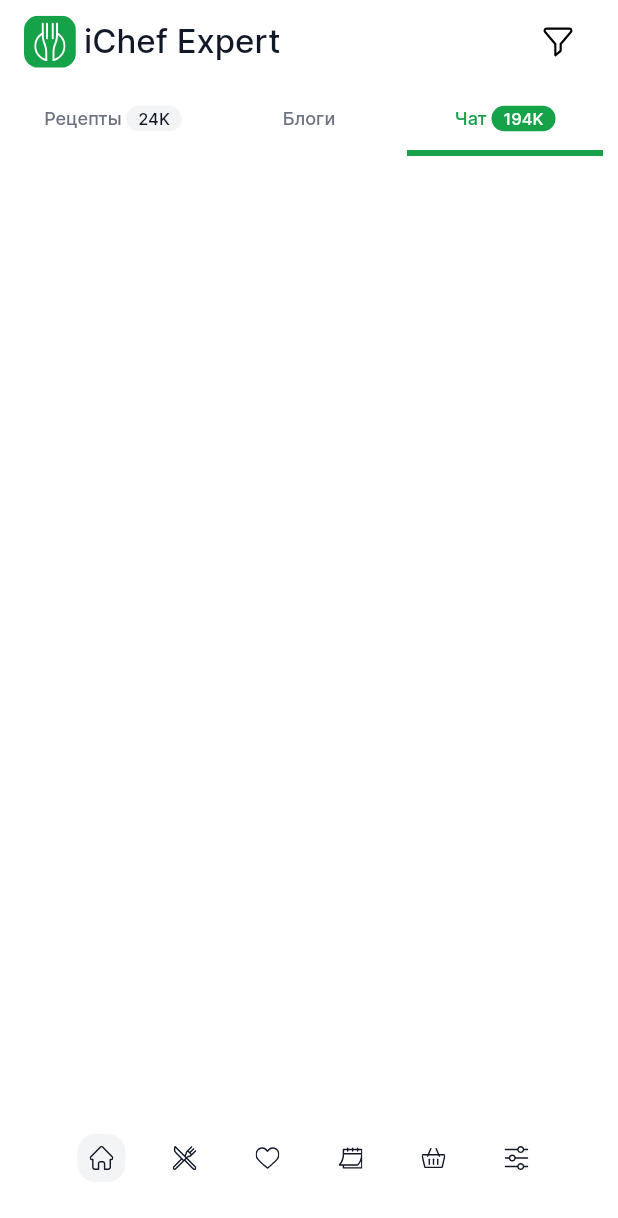
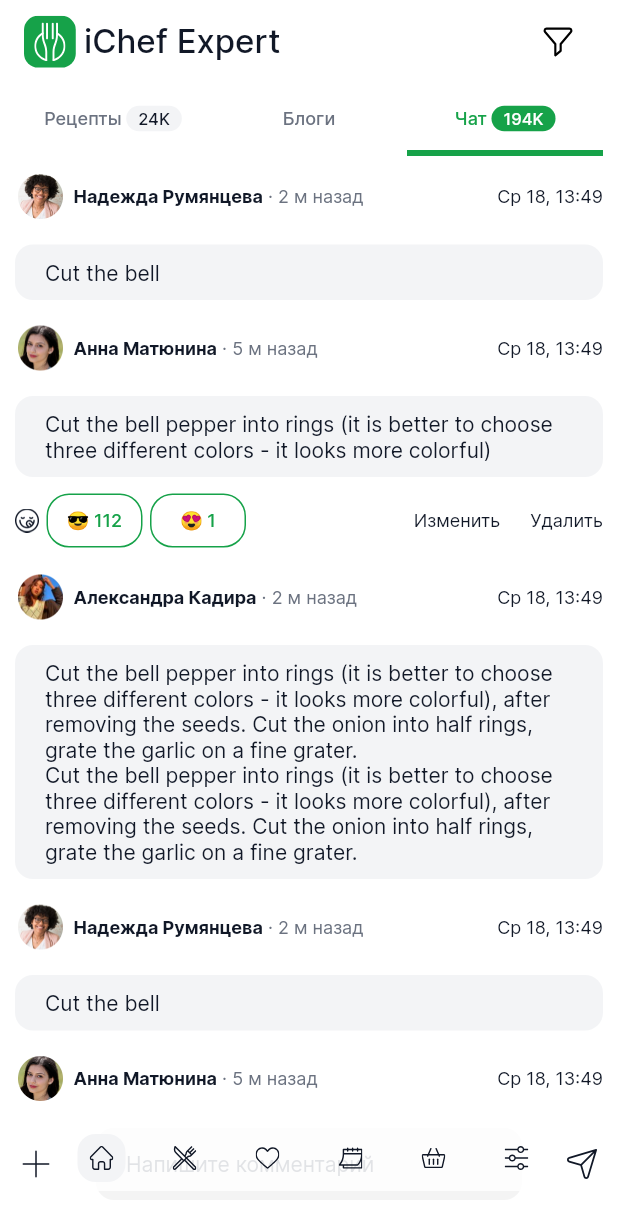
Before and after one commit to Javoh29/iChef, a Flutter app: the screen it shows after launch, tab 3 chosen, on a phone screen of 412 x 824 dp. Shown: the top 1218 px of the screen. Run offline on Flutter 3.47's test engine with Material 2 defaults, Android fonts, the phone set to English and light mode, and no system bars; our stand-ins replace dotted_border, flick_video_player, flutter_slidable, flutter_svg, mask_text_input_formatter, modal_bottom_sheet and 3 more.

Commit message:
added chat page and fixed recipe step pageview

```diff
--- a/lib/config/constants/assets.dart
+++ b/lib/config/constants/assets.dart
@@ -139,6 +139,9 @@ class _Icons extends _AssetsHolder {
 
   String get foodSix => '$basePath/ic_food_six.png';
 
+  String get send => '$basePath/ic_send.svg';
+
+
 
 }
 
--- a/lib/config/constants/local_data.dart
+++ b/lib/config/constants/local_data.dart
@@ -137,6 +137,33 @@ Cut the bell pepper into rings (it is better to choose three different colors -
 Cut the bell pepper into rings (it is better to choose three different colors - it looks more colorful), after removing the seeds. Cut the onion into half rings, grate the garlic on a fine grater.''';
 
 List<Map> userComments = [
+  {
+    "userName": "Надежда Румянцева",
+    "userImage": Assets.images.userAvatar3,
+    "lastSeen": "2 м назад",
+    "time": "Ср 18, 13:49",
+    "chatText": "Cut the bell",
+    "isOwner": false
+  },
+  {
+    "userName": "Анна Матюнина",
+    "userImage": Assets.images.userAvatar4,
+    "lastSeen": "5 м назад",
+    "time": "Ср 18, 13:49",
+    "chatText":
+        "Cut the bell pepper into rings (it is better to choose three different colors - it looks more colorful)",
+    "isOwner": true
+  },
+  {
+    "userName": "Александра Кадира",
+    "userImage": Assets.images.userAvatar5,
+    "lastSeen": "2 м назад",
+    "time": "Ср 18, 13:49",
+    "chatText":
+        '''Cut the bell pepper into rings (it is better to choose three different colors - it looks more colorful), after removing the seeds. Cut the onion into half rings, grate the garlic on a fine grater.
+Cut the bell pepper into rings (it is better to choose three different colors - it looks more colorful), after removing the seeds. Cut the onion into half rings, grate the garlic on a fine grater.''',
+    "isOwner": false
+  },
   {
     "userName": "Надежда Румянцева",
     "userImage": Assets.images.userAvatar3,
--- /dev/null
+++ b/lib/presentation/pages/home/chat_page.dart
@@ -0,0 +1,42 @@
+import 'package:flutter/material.dart';
+
+import '../../../config/constants/local_data.dart';
+import '../../widgets/bottom_textfield_widget.dart';
+import '../../widgets/chat_comment_widget.dart';
+
+class ChatPage extends StatefulWidget {
+  const ChatPage({Key? key}) : super(key: key);
+
+  @override
+  State<ChatPage> createState() => _ChatPageState();
+}
+
+class _ChatPageState extends State<ChatPage> {
+  @override
+  Widget build(BuildContext context) {
+    return Scaffold(
+      body: Stack(
+        children: [
+          ListView(
+            padding: const EdgeInsets.symmetric(horizontal: 10),
+            children: [
+              ...userComments.map(
+                (userComment) {
+                  return ChatCommentWidget(
+                    userName: userComment["userName"],
+                    userImage: userComment["userImage"],
+                    lastSeen: userComment["lastSeen"],
+                    time: userComment["time"],
+                    chatText: userComment["chatText"],
+                    isOwner: userComment["isOwner"],
+                  );
+                },
+              )
+            ],
+          ),
+          const BottomTextFiledWidget(),
+        ],
+      ),
+    );
+  }
+}
--- a/lib/presentation/pages/home/home_page.dart
+++ b/lib/presentation/pages/home/home_page.dart
@@ -7,6 +7,7 @@ import 'package:ichef/presentation/pages/home/recipes_tab_page.dart';
 import 'package:ichef/presentation/pages/product/product_info_page.dart';
 
 import '../../components/custom_badge.dart';
+import 'chat_page.dart';
 
 class HomePage extends StatefulWidget {
   const HomePage({Key? key}) : super(key: key);
@@ -47,7 +48,7 @@ class _HomePageState extends State<HomePage> with SingleTickerProviderStateMixin
                 children: [
                   const RecipesTabPage(),
                   Container(),
-                  Container(),
+                  const ChatPage(),
                 ],
               ),
             );
--- a/lib/presentation/pages/home/recipe_step_page.dart
+++ b/lib/presentation/pages/home/recipe_step_page.dart
@@ -15,9 +15,7 @@ import '../../widgets/bottom_textfield_widget.dart';
 import '../../widgets/chat_comment_widget.dart';
 
 class RecipeStep extends StatefulWidget {
-  const RecipeStep(
-      {required this.currentStep, required this.stepsLength, Key? key})
-      : super(key: key);
+  const RecipeStep({required this.currentStep, required this.stepsLength, Key? key}) : super(key: key);
   final int currentStep;
   final int stepsLength;
 
@@ -29,6 +27,7 @@ class _RecipeStepState extends State<RecipeStep> {
   final PanelController _panelController = PanelController();
   final ScrollController _scrollController = ScrollController();
   final GlobalKey<ScaffoldState> _scaffoldKey = GlobalKey();
+  final PageController _pageController = PageController();
   late int currentStep;
   late int stepsLength;
   bool isVisible = true;
@@ -50,6 +49,8 @@ class _RecipeStepState extends State<RecipeStep> {
   @override
   void dispose() {
     _scrollController.dispose();
+    _panelController.close();
+    _pageController.dispose();
     super.dispose();
   }
 
@@ -60,7 +61,11 @@ class _RecipeStepState extends State<RecipeStep> {
       key: _scaffoldKey,
       endDrawer: const IngredientsDrawer(),
       endDrawerEnableOpenDragGesture: false,
-      body: Stack(
+      body: PageView(
+        controller: _pageController,
+        children: List.generate(
+          stepsLength,
+          (index) => Stack(
             children: [
               SlidingUpPanel(
                 onPanelClosed: () {
@@ -102,8 +107,7 @@ class _RecipeStepState extends State<RecipeStep> {
                           height: 32,
                           borderRadius: 12,
                           isActive: true,
-                      textStyle: AppTextStyles.b4DemiBold
-                          .copyWith(color: AppColors.primaryLight.shade100),
+                          textStyle: AppTextStyles.b4DemiBold.copyWith(color: AppColors.primaryLight.shade100),
                         ),
                       ),
                     )
@@ -134,6 +138,8 @@ class _RecipeStepState extends State<RecipeStep> {
                 ),
               ),
             ],
+          ),
+        ),
       ),
     );
   }
@@ -166,6 +172,10 @@ class _RecipeStepState extends State<RecipeStep> {
                     iconSize: 14,
                     mOnTap: () {
                       if (currentStep != 1) {
+                        _pageController.previousPage(
+                          curve: Curves.easeIn,
+                          duration: const Duration(milliseconds: 300),
+                        );
                         setState(() {
                           currentStep--;
                         });
@@ -187,6 +197,10 @@ class _RecipeStepState extends State<RecipeStep> {
                     iconSize: 14,
                     mOnTap: () {
                       if (currentStep != stepsLength) {
+                        _pageController.nextPage(
+                          curve: Curves.easeIn,
+                          duration: const Duration(milliseconds: 300),
+                        );
                         setState(() {
                           currentStep++;
                         });
@@ -208,9 +222,7 @@ class _RecipeStepState extends State<RecipeStep> {
         : stepsLength > currentStep
             ? "•••"
             : "Завершить";
-    Color currentStepBgColor = currentStep == stepsLength
-        ? AppColors.accentLight
-        : AppColors.primaryLight;
+    Color currentStepBgColor = currentStep == stepsLength ? AppColors.accentLight : AppColors.primaryLight;
     Widget currentStepIcon = currentStep == 1
         ? Icon(
             Icons.arrow_forward_ios,
@@ -240,9 +252,7 @@ class _RecipeStepState extends State<RecipeStep> {
             ),
             child: ListView(
               padding: EdgeInsets.zero,
-              physics: isVisible
-                  ? const NeverScrollableScrollPhysics()
-                  : const BouncingScrollPhysics(),
+              physics: isVisible ? const NeverScrollableScrollPhysics() : const BouncingScrollPhysics(),
               shrinkWrap: true,
               controller: _scrollController,
               children: [
@@ -283,8 +293,7 @@ class _RecipeStepState extends State<RecipeStep> {
             mMargin: const EdgeInsets.only(top: 10),
             widget: Text(
               '$currentStep из $stepsLength',
-              style: AppTextStyles.b3Medium
-                  .copyWith(color: AppColors.baseLight.shade100),
+              style: AppTextStyles.b3Medium.copyWith(color: AppColors.baseLight.shade100),
             ),
           ),
         ),
@@ -296,23 +305,23 @@ class _RecipeStepState extends State<RecipeStep> {
               if (currentStep == stepsLength) {
                 Navigator.pop(context);
               } else {
+                _pageController.nextPage(
+                  curve: Curves.easeIn,
+                  duration: const Duration(milliseconds: 300),
+                );
                 setState(() {
                   currentStep++;
                 });
               }
             },
-            style: AppDecorations.buttonStyle(
-                    padding: const EdgeInsets.symmetric(horizontal: 12),
-                    borderRadius: 12)
+            style: AppDecorations.buttonStyle(padding: const EdgeInsets.symmetric(horizontal: 12), borderRadius: 12)
                 .copyWith(
               backgroundColor: MaterialStateProperty.all(currentStepBgColor),
-              overlayColor:
-                  MaterialStateProperty.all(AppColors.baseLight.shade20),
+              overlayColor: MaterialStateProperty.all(AppColors.baseLight.shade20),
             ),
             icon: Text(
               currentStepName,
-              style: AppTextStyles.b3Medium
-                  .copyWith(color: AppColors.baseLight.shade100),
+              style: AppTextStyles.b3Medium.copyWith(color: AppColors.baseLight.shade100),
             ),
             label: currentStepIcon,
           ),
--- a/lib/presentation/widgets/bottom_textfield_widget.dart
+++ b/lib/presentation/widgets/bottom_textfield_widget.dart
@@ -1,13 +1,15 @@
 import 'package:flutter/material.dart';
+import 'package:flutter_svg/svg.dart';
 import 'package:ichef/config/constants/app_text_styles.dart';
 
 import '../../config/constants/app_colors.dart';
+import '../../config/constants/assets.dart';
 
 class BottomTextFiledWidget extends StatelessWidget {
   const BottomTextFiledWidget({
     Key? key,
-    required this.mLeading,
-    required this.mTrailing,
+    this.mLeading,
+    this.mTrailing,
   }) : super(key: key);
 
   final Widget? mLeading;
@@ -24,7 +26,14 @@ class BottomTextFiledWidget extends StatelessWidget {
         padding: const EdgeInsets.only(bottom: 20, top: 10),
         child: ListTile(
           contentPadding: EdgeInsets.zero,
-          leading: mLeading,
+          leading: mLeading ??
+              IconButton(
+                onPressed: () {},
+                icon: SvgPicture.asset(
+                  Assets.icons.add,
+                  color: AppColors.metalColor.shade100,
+                ),
+              ),
           title: Container(
             decoration: BoxDecoration(
               borderRadius: BorderRadius.circular(12),
@@ -43,7 +52,14 @@ class BottomTextFiledWidget extends StatelessWidget {
               ),
             ),
           ),
-          trailing: mTrailing,
+          trailing: mTrailing ??
+              IconButton(
+                onPressed: () {},
+                icon: SvgPicture.asset(
+                  Assets.icons.send,
+                  color: AppColors.metalColor.shade100,
+                ),
+              ),
         ),
       ),
     );
--- a/lib/presentation/widgets/chat_comment_widget.dart
+++ b/lib/presentation/widgets/chat_comment_widget.dart
@@ -5,6 +5,7 @@ import '../../config/constants/app_decorations.dart';
 import '../../config/constants/app_text_styles.dart';
 import '../../config/constants/assets.dart';
 
+// ignore: must_be_immutable
 class ChatCommentWidget extends StatefulWidget {
   ChatCommentWidget({
     Key? key,
```
Also changed, not shown: assets/icons/ic_send.svg (added). Lines whose indentation alone changed are shown as unchanged.
